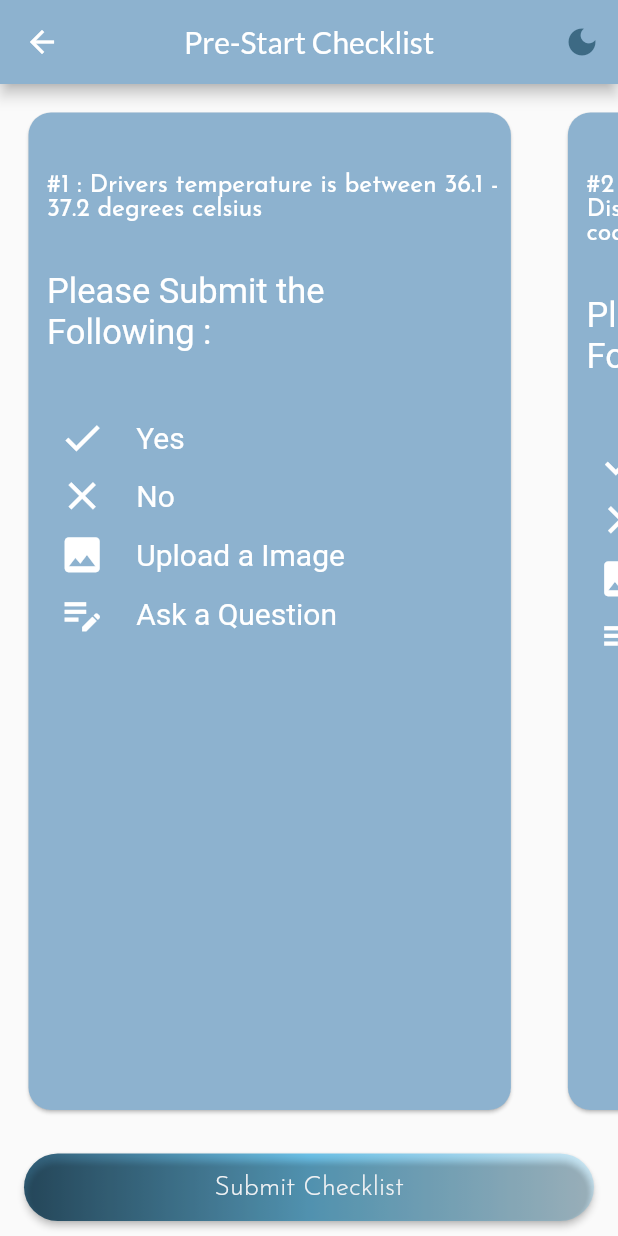
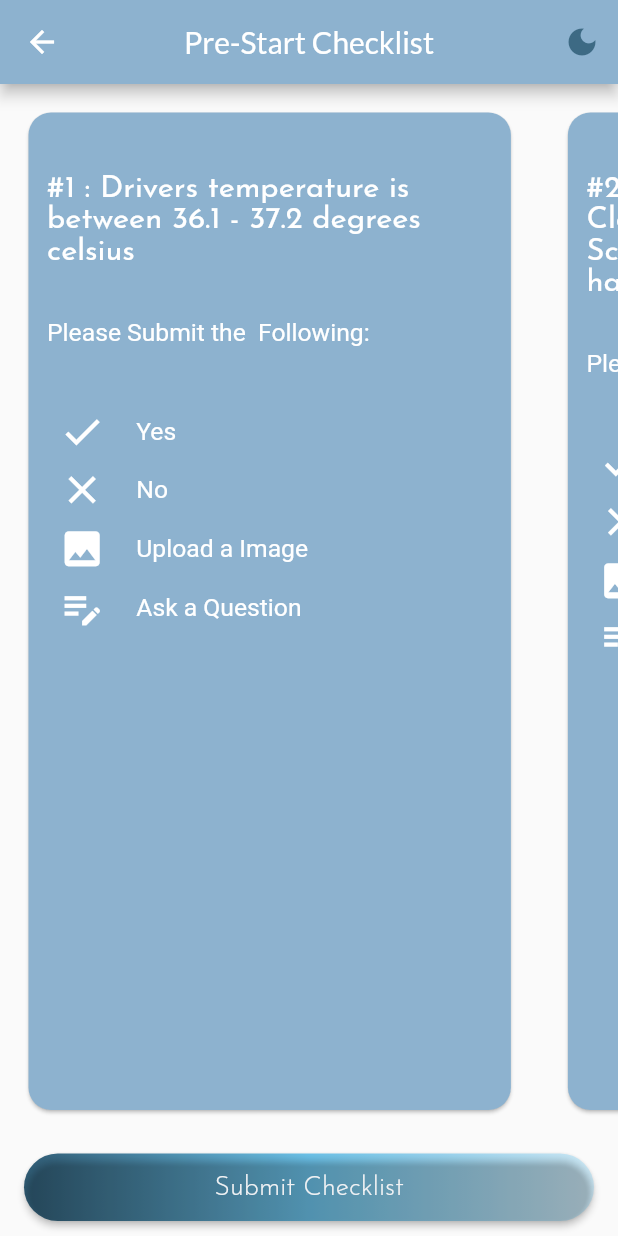
Before and after one commit to mr-ahmad161/Alston-Project, a Flutter app: the CheckList screen opened directly, on a phone screen of 412 x 824 dp. Run offline on Flutter 3.47's test engine with Material 2 defaults, Android fonts, the phone set to English and light mode, and no system bars; our stand-ins replace flutter_animate, get, google_fonts, grouped_list, image_picker, typewritertext.

Commit message:
card font sizes

```diff
--- a/alston/lib/widgets/checklistWidget.dart
+++ b/alston/lib/widgets/checklistWidget.dart
@@ -64,15 +64,15 @@ class _CheckListWidgetState extends State<CheckListWidget> {
                   widget.question,
                   style: TextStyle(
                     color: Colors.white,
-                    fontSize: screenWidth * 0.04,
+                    fontSize: screenWidth * 0.05,
                   ).merge(GoogleFonts.josefinSans()),
                   textAlign: TextAlign.left,
                 ),
                 SizedBox(height: screenHeight * 0.04),
-                const Text("Please Submit the  Following :",
+                 Text("Please Submit the  Following:",
                     style: TextStyle(
                       color: Colors.white,
-                      fontSize: 23,
+                      fontSize: screenWidth * 0.04,
                     )),
                 SizedBox(height: screenHeight * 0.04),
                 Padding(
@@ -115,6 +115,8 @@ class _CheckListWidgetState extends State<CheckListWidget> {
 
   Widget _buildIcon(IconData icon, bool isSelected, Color color,
       VoidCallback onTap, double size, String text) {
+        double screenWidth = MediaQuery.of(context).size.width;
+       double screenHeight = MediaQuery.of(context).size.height;
     return GestureDetector(
       onTap: onTap,
       child: Column(
@@ -123,15 +125,15 @@ class _CheckListWidgetState extends State<CheckListWidget> {
             children: <Widget>[
               Icon(icon, color: isSelected ? color : Colors.white, size: size),
               SizedBox(
-                width: MediaQuery.of(context).size.width * 0.05,
+                width: screenWidth * 0.05,
               ), // Space between icon and text
               Text(text,
                   style: TextStyle(
-                      color: isSelected ? color : Colors.white, fontSize: 20)),
+                      color: isSelected ? color : Colors.white, fontSize:  screenWidth * 0.04)),
             ],
           ),
           SizedBox(
-            height: MediaQuery.of(context).size.height * 0.01,
+            height: screenHeight* 0.01,
           )
         ],
       ),
```
